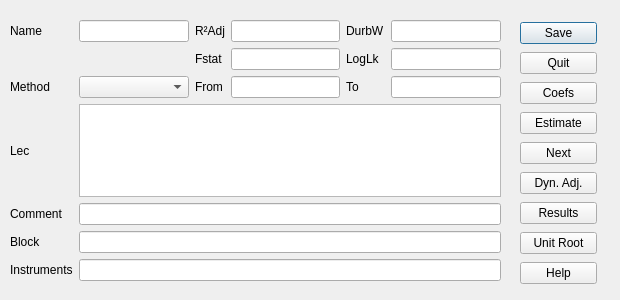
Qt form gui/iode_objs/edit/edit_equation.ui (plan-be/iode) before a commit.
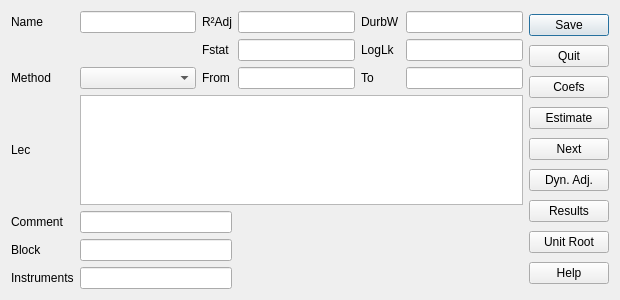
The same form after that commit. Custom widgets are drawn as their Qt base class.

Commit message: GUI: (QIodeEditEquation) enabled auto-complete in the textEdit_lec field

What changed in the file:
```diff
--- a/gui/iode_objs/edit/edit_equation.ui
+++ b/gui/iode_objs/edit/edit_equation.ui
@@ -13,18 +13,15 @@
     <height>300</height>
    </rect>
   </property>
+  <property name="minimumSize">
+   <size>
+    <width>100</width>
+    <height>0</height>
+   </size>
+  </property>
   <property name="windowTitle">
    <string>Edit Equation</string>
   </property>
-  <widget class="QWidget" name="layoutWidget">
-   <property name="geometry">
-    <rect>
-     <x>10</x>
-     <y>20</y>
-     <width>491</width>
-     <height>261</height>
-    </rect>
-   </property>
    <layout class="QGridLayout" name="gridLayout">
     <item row="0" column="0">
      <widget class="QLabel" name="label_name">
@@ -68,6 +65,113 @@
       </property>
      </widget>
     </item>
+   <item row="0" column="6" rowspan="7">
+    <layout class="QVBoxLayout" name="verticalLayout">
+     <item>
+      <widget class="QPushButton" name="pushButton_save">
+       <property name="text">
+        <string>Save</string>
+       </property>
+       <property name="shortcut">
+        <string>F10</string>
+       </property>
+      </widget>
+     </item>
+     <item>
+      <widget class="QPushButton" name="pushButton_quit">
+       <property name="text">
+        <string>Quit</string>
+       </property>
+       <property name="shortcut">
+        <string>Esc</string>
+       </property>
+      </widget>
+     </item>
+     <item>
+      <widget class="QPushButton" name="pushButton_coefs">
+       <property name="text">
+        <string>Coefs</string>
+       </property>
+       <property name="shortcut">
+        <string>F4</string>
+       </property>
+      </widget>
+     </item>
+     <item>
+      <widget class="QPushButton" name="pushButton_estimate">
+       <property name="text">
+        <string>Estimate</string>
+       </property>
+       <property name="shortcut">
+        <string>F5</string>
+       </property>
+      </widget>
+     </item>
+     <item>
+      <widget class="QPushButton" name="pushButton_next">
+       <property name="text">
+        <string>Next</string>
+       </property>
+       <property name="shortcut">
+        <string>F6</string>
+       </property>
+      </widget>
+     </item>
+     <item>
+      <widget class="QPushButton" name="pushButton_dynamic_adjustment">
+       <property name="text">
+        <string>Dyn. Adj.</string>
+       </property>
+       <property name="shortcut">
+        <string>F7</string>
+       </property>
+      </widget>
+     </item>
+     <item>
+      <widget class="QPushButton" name="pushButton_results">
+       <property name="text">
+        <string>Results</string>
+       </property>
+       <property name="shortcut">
+        <string>F8</string>
+       </property>
+      </widget>
+     </item>
+     <item>
+      <widget class="QPushButton" name="pushButton_unit_root">
+       <property name="text">
+        <string>Unit Root</string>
+       </property>
+       <property name="shortcut">
+        <string>F3</string>
+       </property>
+      </widget>
+     </item>
+     <item>
+      <widget class="QPushButton" name="pushButton_help">
+       <property name="text">
+        <string>Help</string>
+       </property>
+       <property name="shortcut">
+        <string>F1</string>
+       </property>
+      </widget>
+     </item>
+    </layout>
+   </item>
+   <item row="1" column="0" colspan="2">
+    <spacer name="horizontalSpacer_4">
+     <property name="orientation">
+      <enum>Qt::Horizontal</enum>
+     </property>
+     <property name="sizeHint" stdset="0">
+      <size>
+       <width>185</width>
+       <height>20</height>
+      </size>
+     </property>
+    </spacer>
+   </item>
     <item row="1" column="2">
      <widget class="QLabel" name="label_tests_fstat">
       <property name="text">
@@ -104,7 +208,14 @@
      </widget>
     </item>
     <item row="2" column="1">
-     <widget class="QComboBox" name="comboBox_method"/>
+    <widget class="QComboBox" name="comboBox_method">
+     <property name="minimumSize">
+      <size>
+       <width>100</width>
+       <height>0</height>
+      </size>
+     </property>
+    </widget>
     </item>
     <item row="2" column="2">
      <widget class="QLabel" name="label_from">
@@ -158,7 +269,7 @@
      </widget>
     </item>
     <item row="3" column="1" colspan="5">
-     <widget class="QTextEdit" name="textEdit_lec"/>
+    <widget class="QIodeCompleteTextEdit" name="textEdit_lec"/>
     </item>
     <item row="4" column="0">
      <widget class="QLabel" name="label_comment">
@@ -167,13 +278,26 @@
       </property>
      </widget>
     </item>
-    <item row="4" column="1" colspan="5">
+   <item row="4" column="1" colspan="2">
      <widget class="QLineEdit" name="lineEdit_comment">
       <property name="readOnly">
        <bool>false</bool>
       </property>
      </widget>
     </item>
+   <item row="4" column="3" colspan="3">
+    <spacer name="horizontalSpacer">
+     <property name="orientation">
+      <enum>Qt::Horizontal</enum>
+     </property>
+     <property name="sizeHint" stdset="0">
+      <size>
+       <width>286</width>
+       <height>20</height>
+      </size>
+     </property>
+    </spacer>
+   </item>
     <item row="5" column="0">
      <widget class="QLabel" name="label_block">
       <property name="text">
@@ -181,13 +305,26 @@
       </property>
      </widget>
     </item>
-    <item row="5" column="1" colspan="5">
+   <item row="5" column="1" colspan="2">
      <widget class="QLineEdit" name="lineEdit_block">
       <property name="readOnly">
        <bool>false</bool>
       </property>
      </widget>
     </item>
+   <item row="5" column="3" colspan="3">
+    <spacer name="horizontalSpacer_2">
+     <property name="orientation">
+      <enum>Qt::Horizontal</enum>
+     </property>
+     <property name="sizeHint" stdset="0">
+      <size>
+       <width>286</width>
+       <height>20</height>
+      </size>
+     </property>
+    </spacer>
+   </item>
     <item row="6" column="0">
      <widget class="QLabel" name="label_instruments">
       <property name="text">
@@ -195,117 +332,27 @@
       </property>
      </widget>
     </item>
-    <item row="6" column="1" colspan="5">
+   <item row="6" column="1" colspan="2">
      <widget class="QLineEdit" name="lineEdit_instruments">
       <property name="readOnly">
        <bool>false</bool>
       </property>
      </widget>
     </item>
-   </layout>
-  </widget>
-  <widget class="QWidget" name="layoutWidget">
-   <property name="geometry">
-    <rect>
-     <x>520</x>
-     <y>20</y>
-     <width>77</width>
-     <height>266</height>
-    </rect>
-   </property>
-   <layout class="QVBoxLayout" name="verticalLayout">
-    <item>
-     <widget class="QPushButton" name="pushButton_save">
-      <property name="text">
-       <string>Save</string>
-      </property>
-      <property name="shortcut">
-       <string>F10</string>
-      </property>
-     </widget>
-    </item>
-    <item>
-     <widget class="QPushButton" name="pushButton_quit">
-      <property name="text">
-       <string>Quit</string>
-      </property>
-      <property name="shortcut">
-       <string>Esc</string>
-      </property>
-     </widget>
-    </item>
-    <item>
-     <widget class="QPushButton" name="pushButton_coefs">
-      <property name="text">
-       <string>Coefs</string>
-      </property>
-      <property name="shortcut">
-       <string>F4</string>
-      </property>
-     </widget>
-    </item>
-    <item>
-     <widget class="QPushButton" name="pushButton_estimate">
-      <property name="text">
-       <string>Estimate</string>
-      </property>
-      <property name="shortcut">
-       <string>F5</string>
-      </property>
-     </widget>
-    </item>
-    <item>
-     <widget class="QPushButton" name="pushButton_next">
-      <property name="text">
-       <string>Next</string>
-      </property>
-      <property name="shortcut">
-       <string>F6</string>
-      </property>
-     </widget>
-    </item>
-    <item>
-     <widget class="QPushButton" name="pushButton_dynamic_adjustment">
-      <property name="text">
-       <string>Dyn. Adj.</string>
-      </property>
-      <property name="shortcut">
-       <string>F7</string>
-      </property>
-     </widget>
-    </item>
-    <item>
-     <widget class="QPushButton" name="pushButton_results">
-      <property name="text">
-       <string>Results</string>
-      </property>
-      <property name="shortcut">
-       <string>F8</string>
-      </property>
-     </widget>
-    </item>
-    <item>
-     <widget class="QPushButton" name="pushButton_unit_root">
-      <property name="text">
-       <string>Unit Root</string>
-      </property>
-      <property name="shortcut">
-       <string>F3</string>
-      </property>
-     </widget>
-    </item>
-    <item>
-     <widget class="QPushButton" name="pushButton_help">
-      <property name="text">
-       <string>Help</string>
-      </property>
-      <property name="shortcut">
-       <string>F1</string>
-      </property>
-     </widget>
-    </item>
-   </layout>
-  </widget>
+   <item row="6" column="3" colspan="3">
+    <spacer name="horizontalSpacer_3">
+     <property name="orientation">
+      <enum>Qt::Horizontal</enum>
+     </property>
+     <property name="sizeHint" stdset="0">
+      <size>
+       <width>286</width>
+       <height>20</height>
+      </size>
+     </property>
+    </spacer>
+   </item>
+  </layout>
  </widget>
  <customwidgets>
   <customwidget>
@@ -313,6 +360,11 @@
    <extends>QLineEdit</extends>
    <header>custom_widgets/qsampleedit.h</header>
   </customwidget>
+  <customwidget>
+   <class>QIodeCompleteTextEdit</class>
+   <extends>QPlainTextEdit</extends>
+   <header>custom_widgets/complete_text_edit.h</header>
+  </customwidget>
  </customwidgets>
  <resources/>
  <connections>
```
Lines whose indentation alone changed are shown as unchanged. The commit also changes 2 other files.
